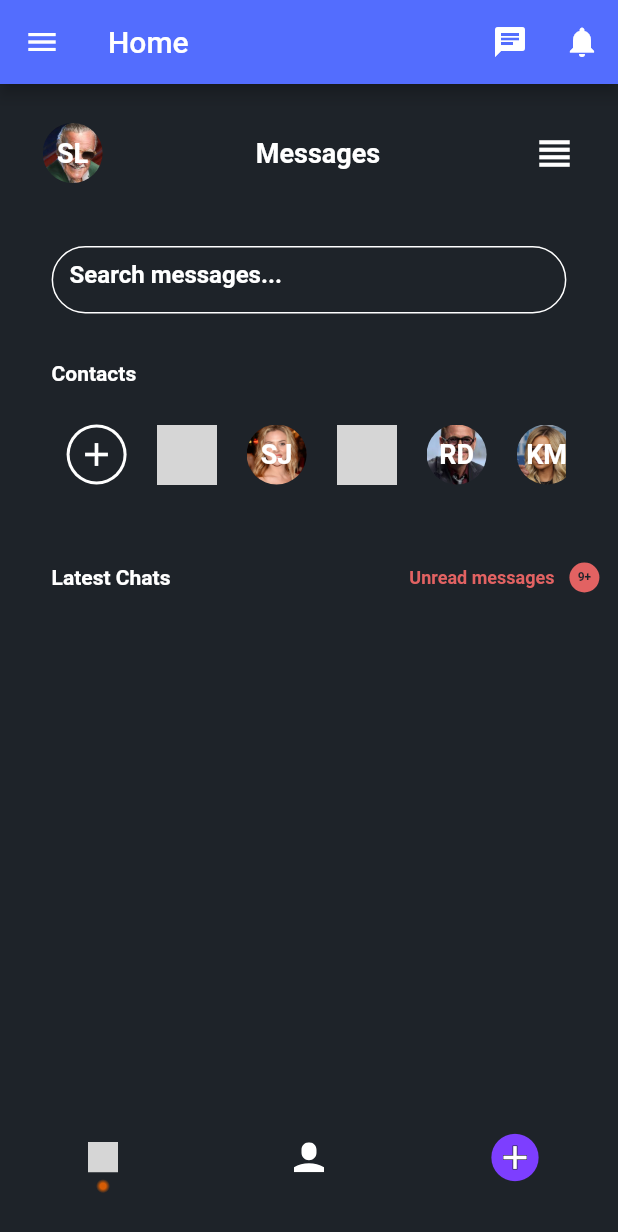
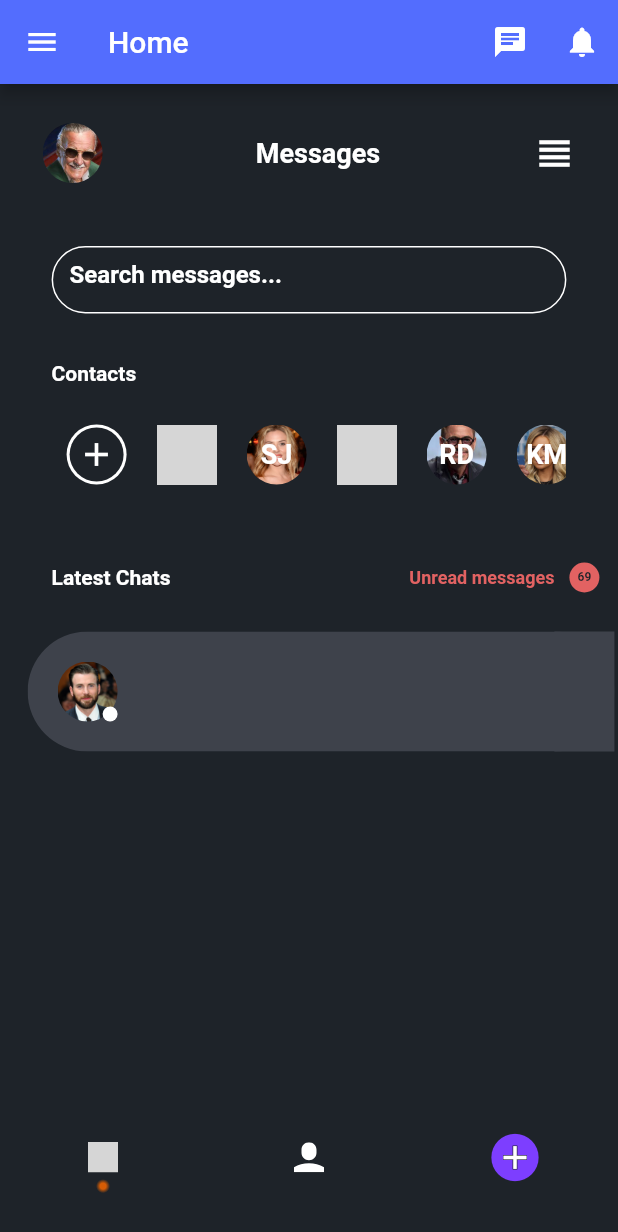
Before and after one commit to Senior-Project-CSE-3213/sp_flutter_app, a Flutter app: the screen it shows once a user with an empty profile is signed in, on a phone screen of 412 x 824 dp. Shown: the top 1232 px of the screen. Run offline on Flutter 3.47's test engine with Material 2 defaults, Android fonts, the phone set to English and light mode, and no system bars; our stand-ins replace cloud_firestore, firebase_auth, firebase_core, flutter_spinkit, flutter_svg, google_maps_flutter; missing offline and left inert: filter_list; accounts and stored records are empty; grey boxes are pictures that could not be loaded.

Commit message:
UI work for messages list, lots of layering of rows, columns, containers, stacks, etc.

```diff
--- a/lib/views/ChatList/chat_list_view.dart
+++ b/lib/views/ChatList/chat_list_view.dart
@@ -53,7 +53,7 @@ class _ChatListViewState extends State<ChatListView> {
                             children: [
                               CreateProfileCircle(
                                   "assets/profile_pictures/a_retired_legend.jpg",
-                                  "SL"),
+                                  ""),
                               Container(
                                 child: Text(
                                   "Messages",
@@ -222,7 +222,7 @@ class _ChatListViewState extends State<ChatListView> {
                                                           226, 98, 98, 1),
                                                 ),
                                                 Text(
-                                                  "9+",
+                                                  "69",
                                                   textAlign: TextAlign.left,
                                                   style: TextStyle(
                                                       color: Color.fromRGBO(
@@ -244,13 +244,13 @@ class _ChatListViewState extends State<ChatListView> {
                           child: ListView(
                             scrollDirection: Axis.vertical,
                             children: <Widget>[
-                              // CreateChatCard(
-                              //     "path/to/image",
-                              //     "contact name",
-                              //     "12:30",
-                              //     "Hey stan! Just checking to make sure that you're",
-                              //     false,
-                              //     true),
+                              CreateChatCard(
+                                  "assets/profile_pictures/chris_evans.jpg",
+                                  "Chris Evans",
+                                  "12:36",
+                                  "Hey stan! Just checking to make sure that you're doing good",
+                                  false,
+                                  true),
                             ],
                           ),
                         )
@@ -282,11 +282,64 @@ class CreateChatCard extends StatelessWidget {
   Widget build(BuildContext context) {
     return Flexible(
       child: Padding(
-        padding: const EdgeInsets.only(left: kDefaultPadding, top: kDefaultPadding),
-        child: Container(
-          child: Text(_name),
-          //main card that's gray shade depending on seen
-          //row of 3 elements: stack to make profile view with indicator dot, column for row of text, column for time shifted up
+        padding:
+            const EdgeInsets.only(left: kDefaultPadding, top: kDefaultPadding),
+        child: Stack(
+          alignment: Alignment.centerRight,
+          children: [
+            Container(
+                child: ClipRRect(
+                    borderRadius: BorderRadius.circular(45.0),
+                    child: Container(
+                        color: (_messageRead
+                            ? Color.fromRGBO(42, 46, 55, 1)
+                            : Color.fromRGBO(62, 66, 75, 1)),
+                        height: 80,
+                        width: 400,
+                        child: Row(
+                          crossAxisAlignment: CrossAxisAlignment.center,
+                          children: [
+                            SizedBox(width: 10),
+                            Stack(
+                              alignment: Alignment.bottomRight,
+                              children: [
+                                CreateProfileCircle(_resourcePath, ""),
+                                Positioned(
+                                  bottom: 10,
+                                  right: 10,
+                                  child: CircleAvatar(
+                                    radius: 5,
+                                    backgroundColor: (_contactOnline
+                                        ? Colors.white
+                                        : Color.fromRGBO(117, 127, 146, 1)),
+                                  ),
+                                ),
+                              ],
+                            ),
+
+                            Column(
+                              children: [
+                                //contact name
+                                //message preview
+                              ],
+                            ),
+
+                            Column(
+                              children: [
+                                //time
+                                //spacer to make time at the top
+                              ],
+                            ),
+                          ],
+                        )))),
+            Container(
+              color: (_messageRead
+                  ? Color.fromRGBO(42, 46, 55, 1)
+                  : Color.fromRGBO(62, 66, 75, 1)),
+              height: 80,
+              width: 40,
+            )
+          ],
         ),
       ),
     );
```
